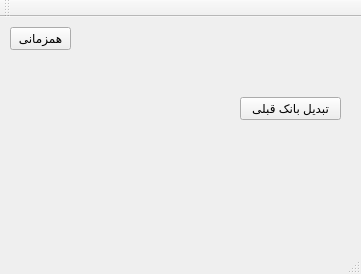
Qt form Client/reghaabat/mainwindow.ui (nournia/ketabkhaane) before a commit.
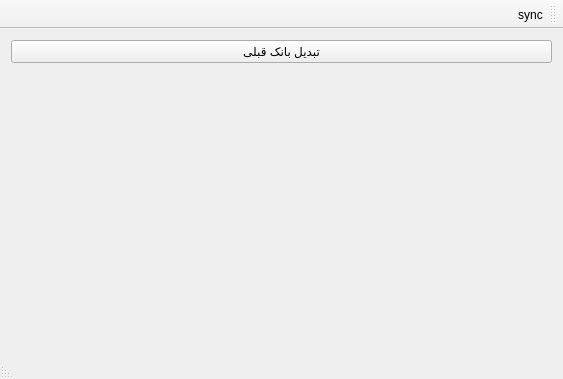
The same form after that commit.

Commit message: added container widget

The edit to the form file:
```diff
--- a/Client/reghaabat/mainwindow.ui
+++ b/Client/reghaabat/mainwindow.ui
@@ -6,40 +6,39 @@
    <rect>
     <x>0</x>
     <y>0</y>
-    <width>361</width>
-    <height>274</height>
+    <width>563</width>
+    <height>379</height>
    </rect>
   </property>
   <property name="windowTitle">
    <string>MainWindow</string>
   </property>
+  <property name="layoutDirection">
+   <enum>Qt::RightToLeft</enum>
+  </property>
   <widget class="QWidget" name="centralWidget">
+   <layout class="QVBoxLayout" name="verticalLayout_2">
+    <item>
    <widget class="QPushButton" name="bConvert">
-    <property name="geometry">
-     <rect>
-      <x>240</x>
-      <y>80</y>
-      <width>101</width>
-      <height>23</height>
-     </rect>
-    </property>
     <property name="text">
      <string>تبدیل بانک قبلی</string>
     </property>
    </widget>
-   <widget class="QPushButton" name="bSync">
-    <property name="geometry">
-     <rect>
-      <x>10</x>
-      <y>10</y>
-      <width>61</width>
-      <height>23</height>
-     </rect>
-    </property>
-    <property name="text">
-     <string>همزمانی</string>
-    </property>
-   </widget>
+    </item>
+    <item>
+     <widget class="QWidget" name="container" native="true">
+      <property name="sizePolicy">
+       <sizepolicy hsizetype="Preferred" vsizetype="Preferred">
+        <horstretch>0</horstretch>
+        <verstretch>0</verstretch>
+       </sizepolicy>
+      </property>
+     </widget>
+    </item>
+   </layout>
+   <zorder>bConvert</zorder>
+   <zorder>bConvert</zorder>
+   <zorder>container</zorder>
   </widget>
   <widget class="QMenuBar" name="menuBar">
    <property name="geometry">
@@ -56,10 +55,19 @@
     <enum>TopToolBarArea</enum>
    </attribute>
    <attribute name="toolBarBreak">
-    <bool>false</bool>
+    <bool>true</bool>
    </attribute>
+   <addaction name="actionSync"/>
   </widget>
   <widget class="QStatusBar" name="statusBar"/>
+  <action name="actionSync">
+   <property name="text">
+    <string>sync</string>
+   </property>
+   <property name="shortcut">
+    <string>Ctrl+S</string>
+   </property>
+  </action>
  </widget>
  <layoutdefault spacing="6" margin="11"/>
  <resources/>
```
Left out of the diff: 2 changed lines with no effect on the pictures. Lines whose indentation alone changed are shown as unchanged. The commit also changes 2 other files.
